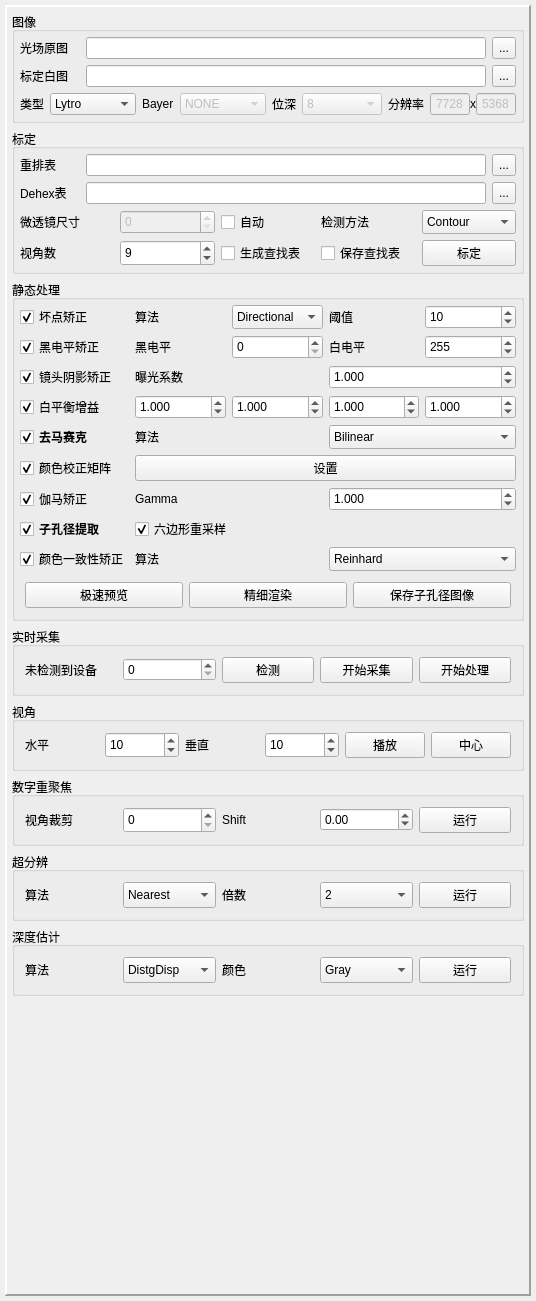
This is ui/widgetcontrol.ui in 632-8nm/LightFieldLab as Qt 5 draws it before an edit. The edited form follows.
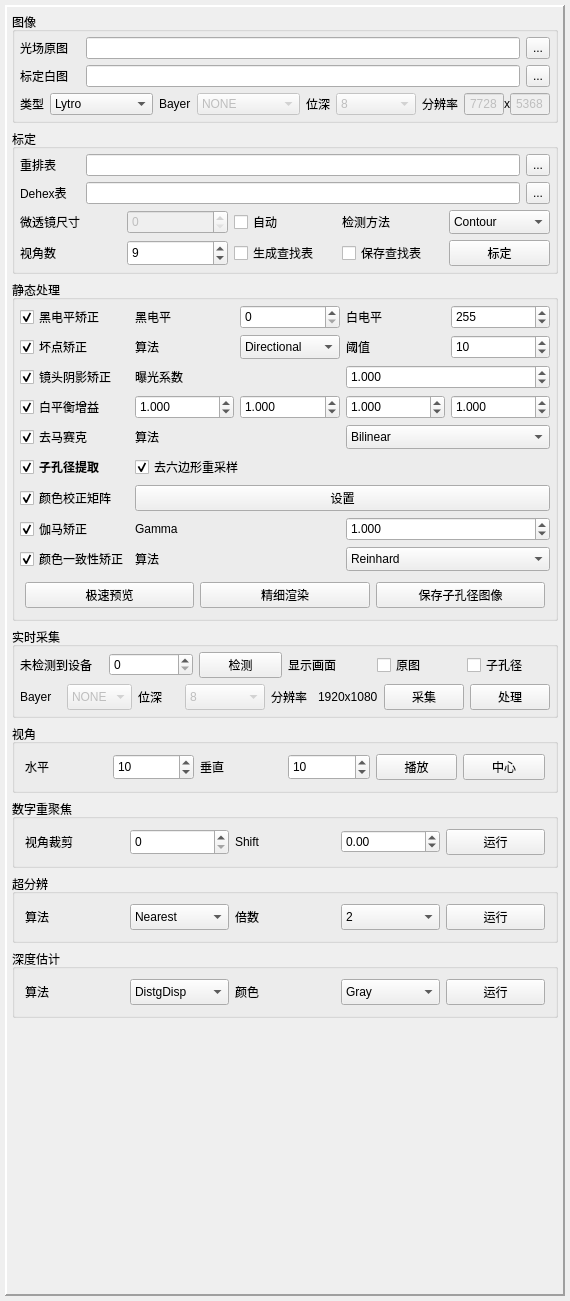
This is the edited form.

Commit message:
perf(isp): 优化 SIMD 转换性能并修复 LSC/Gamma 逻辑
1. perf: 重构 raw_to_8bit_with_gains_simd (u8/u16)
   - 将核心计算 Lambda 外提至循环外，减少调用开销。
   - 使用 if constexpr 进行编译期分支优化，消除 LSC 判断的运行时损耗。
   - 优化 u16 下的数据 Pack 逻辑，减少指令数。

2. fix: 修正 LSC Gain Map 生成逻辑
   - 将生成时的缩放因子从硬编码的 4096.0 修正为全局统一的 FIXED_SCALE。

3. fix: 修正 Gamma 校正后的过曝问题
   - 调整 process 函数末尾的 convertTo 缩放系数，适配 Gamma LUT 输出的满量程范围。

```diff
--- a/ui/widgetcontrol.ui
+++ b/ui/widgetcontrol.ui
@@ -9,7 +9,7 @@
    <rect>
     <x>0</x>
     <y>0</y>
-    <width>536</width>
+    <width>570</width>
     <height>1301</height>
    </rect>
   </property>
@@ -829,7 +829,7 @@
           <number>5</number>
          </property>
          <item>
-          <layout class="QGridLayout" name="gridLayout" columnstretch="0,1" columnminimumwidth="0,1">
+          <layout class="QGridLayout" name="gridLayout" columnstretch="0,0" columnminimumwidth="0,0">
            <property name="sizeConstraint">
             <enum>QLayout::SizeConstraint::SetMinAndMaxSize</enum>
            </property>
@@ -845,129 +845,6 @@
            <property name="bottomMargin">
             <number>0</number>
            </property>
-           <item row="2" column="1">
-            <layout class="QHBoxLayout" name="horizontalLayoutLSC">
-             <item>
-              <widget class="QLabel" name="labelExp">
-               <property name="sizePolicy">
-                <sizepolicy hsizetype="Minimum" vsizetype="Minimum">
-                 <horstretch>0</horstretch>
-                 <verstretch>0</verstretch>
-                </sizepolicy>
-               </property>
-               <property name="text">
-                <string>曝光系数</string>
-               </property>
-               <property name="alignment">
-                <set>Qt::AlignmentFlag::AlignLeading|Qt::AlignmentFlag::AlignLeft|Qt::AlignmentFlag::AlignVCenter</set>
-               </property>
-              </widget>
-             </item>
-             <item>
-              <widget class="QDoubleSpinBox" name="doubleSpinBoxExpo">
-               <property name="sizePolicy">
-                <sizepolicy hsizetype="Minimum" vsizetype="Minimum">
-                 <horstretch>0</horstretch>
-                 <verstretch>0</verstretch>
-                </sizepolicy>
-               </property>
-               <property name="decimals">
-                <number>3</number>
-               </property>
-               <property name="maximum">
-                <double>5.000000000000000</double>
-               </property>
-               <property name="singleStep">
-                <double>0.001000000000000</double>
-               </property>
-               <property name="value">
-                <double>1.000000000000000</double>
-               </property>
-              </widget>
-             </item>
-            </layout>
-           </item>
-           <item row="4" column="0">
-            <widget class="QCheckBox" name="checkBoxDemosaic">
-             <property name="sizePolicy">
-              <sizepolicy hsizetype="Minimum" vsizetype="Minimum">
-               <horstretch>0</horstretch>
-               <verstretch>0</verstretch>
-              </sizepolicy>
-             </property>
-             <property name="font">
-              <font>
-               <bold>true</bold>
-              </font>
-             </property>
-             <property name="text">
-              <string>去马赛克</string>
-             </property>
-             <property name="checked">
-              <bool>true</bool>
-             </property>
-            </widget>
-           </item>
-           <item row="8" column="1">
-            <layout class="QHBoxLayout" name="horizontalLayoutColorEq">
-             <item>
-              <widget class="QLabel" name="labelColorEq">
-               <property name="sizePolicy">
-                <sizepolicy hsizetype="Minimum" vsizetype="Minimum">
-                 <horstretch>0</horstretch>
-                 <verstretch>0</verstretch>
-                </sizepolicy>
-               </property>
-               <property name="text">
-                <string>算法</string>
-               </property>
-               <property name="alignment">
-                <set>Qt::AlignmentFlag::AlignLeading|Qt::AlignmentFlag::AlignLeft|Qt::AlignmentFlag::AlignVCenter</set>
-               </property>
-              </widget>
-             </item>
-             <item>
-              <widget class="QComboBox" name="comboBoxColorEq">
-               <property name="sizePolicy">
-                <sizepolicy hsizetype="Minimum" vsizetype="Minimum">
-                 <horstretch>0</horstretch>
-                 <verstretch>0</verstretch>
-                </sizepolicy>
-               </property>
-               <item>
-                <property name="text">
-                 <string>Reinhard</string>
-                </property>
-               </item>
-               <item>
-                <property name="text">
-                 <string>HistMatch</string>
-                </property>
-               </item>
-               <item>
-                <property name="text">
-                 <string>MKL</string>
-                </property>
-               </item>
-               <item>
-                <property name="text">
-                 <string>MVGD</string>
-                </property>
-               </item>
-               <item>
-                <property name="text">
-                 <string>HM-MKL-HM</string>
-                </property>
-               </item>
-               <item>
-                <property name="text">
-                 <string>HM-MVGD-HM</string>
-                </property>
-               </item>
-              </widget>
-             </item>
-            </layout>
-           </item>
            <item row="8" column="0">
             <widget class="QCheckBox" name="checkBoxColorEq">
              <property name="sizePolicy">
@@ -984,116 +861,20 @@
              </property>
             </widget>
            </item>
-           <item row="3" column="1">
-            <layout class="QHBoxLayout" name="horizontalLayoutWB">
-             <item>
-              <widget class="QDoubleSpinBox" name="doubleSpinBoxGain0">
-               <property name="sizePolicy">
-                <sizepolicy hsizetype="Minimum" vsizetype="Minimum">
-                 <horstretch>0</horstretch>
-                 <verstretch>0</verstretch>
-                </sizepolicy>
-               </property>
-               <property name="decimals">
-                <number>3</number>
-               </property>
-               <property name="maximum">
-                <double>5.000000000000000</double>
-               </property>
-               <property name="singleStep">
-                <double>0.001000000000000</double>
-               </property>
-               <property name="value">
-                <double>1.000000000000000</double>
-               </property>
-              </widget>
-             </item>
-             <item>
-              <widget class="QDoubleSpinBox" name="doubleSpinBoxGain1">
-               <property name="sizePolicy">
-                <sizepolicy hsizetype="Minimum" vsizetype="Minimum">
-                 <horstretch>0</horstretch>
-                 <verstretch>0</verstretch>
-                </sizepolicy>
-               </property>
-               <property name="decimals">
-                <number>3</number>
-               </property>
-               <property name="maximum">
-                <double>5.000000000000000</double>
-               </property>
-               <property name="singleStep">
-                <double>0.001000000000000</double>
-               </property>
-               <property name="value">
-                <double>1.000000000000000</double>
-               </property>
-              </widget>
-             </item>
-             <item>
-              <widget class="QDoubleSpinBox" name="doubleSpinBoxGain2">
-               <property name="sizePolicy">
-                <sizepolicy hsizetype="Minimum" vsizetype="Minimum">
-                 <horstretch>0</horstretch>
-                 <verstretch>0</verstretch>
-                </sizepolicy>
-               </property>
-               <property name="decimals">
-                <number>3</number>
-               </property>
-               <property name="maximum">
-                <double>5.000000000000000</double>
-               </property>
-               <property name="singleStep">
-                <double>0.001000000000000</double>
-               </property>
-               <property name="value">
-                <double>1.000000000000000</double>
-               </property>
-              </widget>
-             </item>
-             <item>
-              <widget class="QDoubleSpinBox" name="doubleSpinBoxGain3">
-               <property name="sizePolicy">
-                <sizepolicy hsizetype="Minimum" vsizetype="Minimum">
-                 <horstretch>0</horstretch>
-                 <verstretch>0</verstretch>
-                </sizepolicy>
-               </property>
-               <property name="decimals">
-                <number>3</number>
-               </property>
-               <property name="maximum">
-                <double>5.000000000000000</double>
-               </property>
-               <property name="singleStep">
-                <double>0.001000000000000</double>
-               </property>
-               <property name="value">
-                <double>1.000000000000000</double>
-               </property>
-              </widget>
-             </item>
-            </layout>
-           </item>
-           <item row="5" column="0">
-            <widget class="QCheckBox" name="checkBoxCCM">
-             <property name="sizePolicy">
-              <sizepolicy hsizetype="Minimum" vsizetype="Minimum">
-               <horstretch>0</horstretch>
-               <verstretch>0</verstretch>
-              </sizepolicy>
-             </property>
-             <property name="text">
-              <string>颜色校正矩阵</string>
-             </property>
-             <property name="checked">
-              <bool>true</bool>
-             </property>
-            </widget>
-           </item>
-           <item row="7" column="1">
+           <item row="5" column="1">
             <layout class="QHBoxLayout" name="horizontalLayout_9">
+             <property name="leftMargin">
+              <number>0</number>
+             </property>
+             <property name="topMargin">
+              <number>0</number>
+             </property>
+             <property name="rightMargin">
+              <number>0</number>
+             </property>
+             <property name="bottomMargin">
+              <number>0</number>
+             </property>
              <item>
               <widget class="QCheckBox" name="checkBoxDehex">
                <property name="sizePolicy">
@@ -1103,7 +884,7 @@
                 </sizepolicy>
                </property>
                <property name="text">
-                <string>六边形重采样</string>
+                <string>去六边形重采样</string>
                </property>
                <property name="checked">
                 <bool>true</bool>
@@ -1112,23 +893,7 @@
              </item>
             </layout>
            </item>
-           <item row="6" column="0">
-            <widget class="QCheckBox" name="checkBoxGamma">
-             <property name="sizePolicy">
-              <sizepolicy hsizetype="Minimum" vsizetype="Minimum">
-               <horstretch>0</horstretch>
-               <verstretch>0</verstretch>
-              </sizepolicy>
-             </property>
-             <property name="text">
-              <string>伽马矫正</string>
-             </property>
-             <property name="checked">
-              <bool>true</bool>
-             </property>
-            </widget>
-           </item>
-           <item row="6" column="1">
+           <item row="7" column="1">
             <layout class="QHBoxLayout" name="horizontalLayoutGamma">
              <item>
               <widget class="QLabel" name="labelGamma">
@@ -1170,23 +935,84 @@
              </item>
             </layout>
            </item>
+           <item row="8" column="1">
+            <layout class="QHBoxLayout" name="horizontalLayoutColorEq">
+             <item>
+              <widget class="QLabel" name="labelColorEq">
+               <property name="sizePolicy">
+                <sizepolicy hsizetype="Minimum" vsizetype="Minimum">
+                 <horstretch>0</horstretch>
+                 <verstretch>0</verstretch>
+                </sizepolicy>
+               </property>
+               <property name="text">
+                <string>算法</string>
+               </property>
+               <property name="alignment">
+                <set>Qt::AlignmentFlag::AlignLeading|Qt::AlignmentFlag::AlignLeft|Qt::AlignmentFlag::AlignVCenter</set>
+               </property>
+              </widget>
+             </item>
+             <item>
+              <widget class="QComboBox" name="comboBoxColorEq">
+               <property name="sizePolicy">
+                <sizepolicy hsizetype="Minimum" vsizetype="Minimum">
+                 <horstretch>0</horstretch>
+                 <verstretch>0</verstretch>
+                </sizepolicy>
+               </property>
+               <item>
+                <property name="text">
+                 <string>Reinhard</string>
+                </property>
+               </item>
+               <item>
+                <property name="text">
+                 <string>HistMatch</string>
+                </property>
+               </item>
+               <item>
+                <property name="text">
+                 <string>MKL</string>
+                </property>
+               </item>
+               <item>
+                <property name="text">
+                 <string>MVGD</string>
+                </property>
+               </item>
+               <item>
+                <property name="text">
+                 <string>HM-MKL-HM</string>
+                </property>
+               </item>
+               <item>
+                <property name="text">
+                 <string>HM-MVGD-HM</string>
+                </property>
+               </item>
+              </widget>
+             </item>
+            </layout>
+           </item>
+           <item row="6" column="1">
+            <layout class="QHBoxLayout" name="horizontalLayoutCCM">
+             <item>
+              <widget class="QPushButton" name="btnSetCCM">
+               <property name="sizePolicy">
+                <sizepolicy hsizetype="Minimum" vsizetype="Minimum">
+                 <horstretch>0</horstretch>
+                 <verstretch>0</verstretch>
+                </sizepolicy>
+               </property>
+               <property name="text">
+                <string>设置</string>
+               </property>
+              </widget>
+             </item>
+            </layout>
+           </item>
            <item row="0" column="0">
-            <widget class="QCheckBox" name="checkBoxDPC">
-             <property name="sizePolicy">
-              <sizepolicy hsizetype="Minimum" vsizetype="Minimum">
-               <horstretch>0</horstretch>
-               <verstretch>0</verstretch>
-              </sizepolicy>
-             </property>
-             <property name="text">
-              <string>坏点矫正</string>
-             </property>
-             <property name="checked">
-              <bool>true</bool>
-             </property>
-            </widget>
-           </item>
-           <item row="1" column="0">
             <widget class="QCheckBox" name="checkBoxBLC">
              <property name="sizePolicy">
               <sizepolicy hsizetype="Minimum" vsizetype="Minimum">
@@ -1202,7 +1028,7 @@
              </property>
             </widget>
            </item>
-           <item row="7" column="0">
+           <item row="5" column="0">
             <widget class="QCheckBox" name="checkBoxExtract">
              <property name="sizePolicy">
               <sizepolicy hsizetype="Minimum" vsizetype="Minimum">
@@ -1223,6 +1049,22 @@
              </property>
             </widget>
            </item>
+           <item row="6" column="0">
+            <widget class="QCheckBox" name="checkBoxCCM">
+             <property name="sizePolicy">
+              <sizepolicy hsizetype="Minimum" vsizetype="Minimum">
+               <horstretch>0</horstretch>
+               <verstretch>0</verstretch>
+              </sizepolicy>
+             </property>
+             <property name="text">
+              <string>颜色校正矩阵</string>
+             </property>
+             <property name="checked">
+              <bool>true</bool>
+             </property>
+            </widget>
+           </item>
            <item row="3" column="0">
             <widget class="QCheckBox" name="checkBoxWB">
              <property name="sizePolicy">
@@ -1239,6 +1081,114 @@
              </property>
             </widget>
            </item>
+           <item row="7" column="0">
+            <widget class="QCheckBox" name="checkBoxGamma">
+             <property name="sizePolicy">
+              <sizepolicy hsizetype="Minimum" vsizetype="Minimum">
+               <horstretch>0</horstretch>
+               <verstretch>0</verstretch>
+              </sizepolicy>
+             </property>
+             <property name="text">
+              <string>伽马矫正</string>
+             </property>
+             <property name="checked">
+              <bool>true</bool>
+             </property>
+            </widget>
+           </item>
+           <item row="3" column="1">
+            <layout class="QHBoxLayout" name="horizontalLayoutWB">
+             <item>
+              <widget class="QDoubleSpinBox" name="doubleSpinBoxGain0">
+               <property name="sizePolicy">
+                <sizepolicy hsizetype="Minimum" vsizetype="Minimum">
+                 <horstretch>0</horstretch>
+                 <verstretch>0</verstretch>
+                </sizepolicy>
+               </property>
+               <property name="decimals">
+                <number>3</number>
+               </property>
+               <property name="maximum">
+                <double>5.000000000000000</double>
+               </property>
+               <property name="singleStep">
+                <double>0.001000000000000</double>
+               </property>
+               <property name="value">
+                <double>1.000000000000000</double>
+               </property>
+              </widget>
+             </item>
+             <item>
+              <widget class="QDoubleSpinBox" name="doubleSpinBoxGain1">
+               <property name="sizePolicy">
+                <sizepolicy hsizetype="Minimum" vsizetype="Minimum">
+                 <horstretch>0</horstretch>
+                 <verstretch>0</verstretch>
+                </sizepolicy>
+               </property>
+               <property name="decimals">
+                <number>3</number>
+               </property>
+               <property name="maximum">
+                <double>5.000000000000000</double>
+               </property>
+               <property name="singleStep">
+                <double>0.001000000000000</double>
+               </property>
+               <property name="value">
+                <double>1.000000000000000</double>
+               </property>
+              </widget>
+             </item>
+             <item>
+              <widget class="QDoubleSpinBox" name="doubleSpinBoxGain2">
+               <property name="sizePolicy">
+                <sizepolicy hsizetype="Minimum" vsizetype="Minimum">
+                 <horstretch>0</horstretch>
+                 <verstretch>0</verstretch>
+                </sizepolicy>
+               </property>
+               <property name="decimals">
+                <number>3</number>
+               </property>
+               <property name="maximum">
+                <double>5.000000000000000</double>
+               </property>
+               <property name="singleStep">
+                <double>0.001000000000000</double>
+               </property>
+               <property name="value">
+                <double>1.000000000000000</double>
+               </property>
+              </widget>
+             </item>
+             <item>
+              <widget class="QDoubleSpinBox" name="doubleSpinBoxGain3">
+               <property name="sizePolicy">
+                <sizepolicy hsizetype="Minimum" vsizetype="Minimum">
+                 <horstretch>0</horstretch>
+                 <verstretch>0</verstretch>
+                </sizepolicy>
+               </property>
+               <property name="decimals">
+                <number>3</number>
+               </property>
+               <property name="maximum">
+                <double>5.000000000000000</double>
+               </property>
+               <property name="singleStep">
+                <double>0.001000000000000</double>
+               </property>
+               <property name="value">
+                <double>1.000000000000000</double>
+               </property>
+              </widget>
+             </item>
+            </layout>
+           </item>
            <item row="4" column="1">
             <layout class="QHBoxLayout" name="horizontalLayoutDemosaicAlgo">
              <item>
@@ -1289,10 +1239,10 @@
              </item>
             </layout>
            </item>
-           <item row="5" column="1">
-            <layout class="QHBoxLayout" name="horizontalLayoutCCM">
+           <item row="2" column="1">
+            <layout class="QHBoxLayout" name="horizontalLayoutLSC">
              <item>
-              <widget class="QPushButton" name="btnSetCCM">
+              <widget class="QLabel" name="labelExp">
                <property name="sizePolicy">
                 <sizepolicy hsizetype="Minimum" vsizetype="Minimum">
                  <horstretch>0</horstretch>
@@ -1300,91 +1250,59 @@
                 </sizepolicy>
                </property>
                <property name="text">
-                <string>设置</string>
+                <string>曝光系数</string>
                </property>
-              </widget>
-             </item>
-            </layout>
-           </item>
-           <item row="0" column="1">
-            <layout class="QHBoxLayout" name="horizontalLayout">
-             <item>
-              <widget class="QLabel" name="labelDPCAlgo">
-               <property name="sizePolicy">
-                <sizepolicy hsizetype="Minimum" vsizetype="Minimum">
-                 <horstretch>0</horstretch>
-                 <verstretch>0</verstretch>
-                </sizepolicy>
-               </property>
-               <property name="text">
-                <string>算法</string>
-               </property>
                <property name="alignment">
                 <set>Qt::AlignmentFlag::AlignLeading|Qt::AlignmentFlag::AlignLeft|Qt::AlignmentFlag::AlignVCenter</set>
                </property>
               </widget>
              </item>
              <item>
-              <widget class="QComboBox" name="comboBoxDPCAlgo">
+              <widget class="QDoubleSpinBox" name="doubleSpinBoxExpo">
                <property name="sizePolicy">
                 <sizepolicy hsizetype="Minimum" vsizetype="Minimum">
                  <horstretch>0</horstretch>
                  <verstretch>0</verstretch>
                 </sizepolicy>
                </property>
-               <item>
-                <property name="text">
-                 <string>Directional </string>
-                </property>
-               </item>
-               <item>
-                <property name="text">
-                 <string>2</string>
-                </property>
-               </item>
-              </widget>
-             </item>
-             <item>
-              <widget class="QLabel" name="labelDPCThreshold">
-               <property name="sizePolicy">
-                <sizepolicy hsizetype="Minimum" vsizetype="Minimum">
-                 <horstretch>0</horstretch>
-                 <verstretch>0</verstretch>
-                </sizepolicy>
-               </property>
-               <property name="text">
-                <string>阈值</string>
-               </property>
-               <property name="alignment">
-                <set>Qt::AlignmentFlag::AlignLeading|Qt::AlignmentFlag::AlignLeft|Qt::AlignmentFlag::AlignVCenter</set>
-               </property>
-              </widget>
-             </item>
-             <item>
-              <widget class="QSpinBox" name="spinBoxThreshold">
-               <property name="sizePolicy">
-                <sizepolicy hsizetype="Minimum" vsizetype="Minimum">
-                 <horstretch>0</horstretch>
-                 <verstretch>0</verstretch>
-                </sizepolicy>
-               </property>
-               <property name="maximumSize">
-                <size>
-                 <width>16777215</width>
-                 <height>16777215</height>
-                </size>
+               <property name="decimals">
+                <number>3</number>
                </property>
                <property name="maximum">
-                <number>500</number>
+                <double>5.000000000000000</double>
+               </property>
+               <property name="singleStep">
+                <double>0.001000000000000</double>
                </property>
                <property name="value">
-                <number>10</number>
+                <double>1.000000000000000</double>
                </property>
               </widget>
              </item>
             </layout>
            </item>
-           <item row="1" column="1">
+           <item row="4" column="0">
+            <widget class="QCheckBox" name="checkBoxDemosaic">
+             <property name="sizePolicy">
+              <sizepolicy hsizetype="Minimum" vsizetype="Minimum">
+               <horstretch>0</horstretch>
+               <verstretch>0</verstretch>
+              </sizepolicy>
+             </property>
+             <property name="font">
+              <font>
+               <bold>false</bold>
+              </font>
+             </property>
+             <property name="text">
+              <string>去马赛克</string>
+             </property>
+             <property name="checked">
+              <bool>true</bool>
+             </property>
+            </widget>
+           </item>
+           <item row="0" column="1">
             <layout class="QHBoxLayout" name="horizontalLayoutBLC">
              <item>
               <widget class="QLabel" name="labelBL">
@@ -1468,6 +1386,100 @@
              </property>
             </widget>
            </item>
+           <item row="1" column="1">
+            <layout class="QHBoxLayout" name="horizontalLayout">
+             <item>
+              <widget class="QLabel" name="labelDPCAlgo">
+               <property name="sizePolicy">
+                <sizepolicy hsizetype="Minimum" vsizetype="Minimum">
+                 <horstretch>0</horstretch>
+                 <verstretch>0</verstretch>
+                </sizepolicy>
+               </property>
+               <property name="text">
+                <string>算法</string>
+               </property>
+               <property name="alignment">
+                <set>Qt::AlignmentFlag::AlignLeading|Qt::AlignmentFlag::AlignLeft|Qt::AlignmentFlag::AlignVCenter</set>
+               </property>
+              </widget>
+             </item>
+             <item>
+              <widget class="QComboBox" name="comboBoxDPCAlgo">
+               <property name="sizePolicy">
+                <sizepolicy hsizetype="Minimum" vsizetype="Minimum">
+                 <horstretch>0</horstretch>
+                 <verstretch>0</verstretch>
+                </sizepolicy>
+               </property>
+               <item>
+                <property name="text">
+                 <string>Directional </string>
+                </property>
+               </item>
+               <item>
+                <property name="text">
+                 <string>2</string>
+                </property>
+               </item>
+              </widget>
+             </item>
+             <item>
+              <widget class="QLabel" name="labelDPCThreshold">
+               <property name="sizePolicy">
+                <sizepolicy hsizetype="Minimum" vsizetype="Minimum">
+                 <horstretch>0</horstretch>
+                 <verstretch>0</verstretch>
+                </sizepolicy>
+               </property>
+               <property name="text">
+                <string>阈值</string>
+               </property>
+               <property name="alignment">
+                <set>Qt::AlignmentFlag::AlignLeading|Qt::AlignmentFlag::AlignLeft|Qt::AlignmentFlag::AlignVCenter</set>
+               </property>
+              </widget>
+             </item>
+             <item>
+              <widget class="QSpinBox" name="spinBoxThreshold">
+               <property name="sizePolicy">
+                <sizepolicy hsizetype="Minimum" vsizetype="Minimum">
+                 <horstretch>0</horstretch>
+                 <verstretch>0</verstretch>
+                </sizepolicy>
+               </property>
+               <property name="maximumSize">
+                <size>
+                 <width>16777215</width>
+                 <height>16777215</height>
+                </size>
+               </property>
+               <property name="maximum">
+                <number>500</number>
+               </property>
+               <property name="value">
+                <number>10</number>
+               </property>
+              </widget>
+             </item>
+            </layout>
+           </item>
+           <item row="1" column="0">
+            <widget class="QCheckBox" name="checkBoxDPC">
+             <property name="sizePolicy">
+              <sizepolicy hsizetype="Minimum" vsizetype="Minimum">
+               <horstretch>0</horstretch>
+               <verstretch>0</verstretch>
+              </sizepolicy>
+             </property>
+             <property name="text">
+              <string>坏点矫正</string>
+             </property>
+             <property name="checked">
+              <bool>true</bool>
+             </property>
+            </widget>
+           </item>
           </layout>
          </item>
          <item>
@@ -1527,7 +1539,7 @@
         <property name="title">
          <string>实时采集</string>
         </property>
-        <layout class="QHBoxLayout" name="horizontalLayout_4">
+        <layout class="QVBoxLayout" name="verticalLayout_6">
          <property name="leftMargin">
           <number>5</number>
          </property>
@@ -1543,16 +1555,16 @@
          <item>
           <layout class="QHBoxLayout" name="horizontalLayoutDynamic">
            <property name="leftMargin">
-            <number>5</number>
+            <number>0</number>
            </property>
            <property name="topMargin">
-            <number>5</number>
+            <number>0</number>
            </property>
            <property name="rightMargin">
-            <number>5</number>
+            <number>0</number>
            </property>
            <property name="bottomMargin">
-            <number>5</number>
+            <number>0</number>
            </property>
            <item>
             <widget class="QLabel" name="labelCamera">
@@ -1576,9 +1588,183 @@
             </widget>
            </item>
            <item>
+            <widget class="QLabel" name="labelShow">
+             <property name="text">
+              <string>显示画面</string>
+             </property>
+            </widget>
+           </item>
+           <item>
+            <widget class="QCheckBox" name="checkBoxShowLFP">
+             <property name="text">
+              <string>原图</string>
+             </property>
+            </widget>
+           </item>
+           <item>
+            <widget class="QCheckBox" name="checkBoxShowSAI">
+             <property name="text">
+              <string>子孔径</string>
+             </property>
+            </widget>
+           </item>
+          </layout>
+         </item>
+         <item>
+          <layout class="QHBoxLayout" name="horizontalLayoutDynamic_3">
+           <property name="leftMargin">
+            <number>0</number>
+           </property>
+           <property name="topMargin">
+            <number>0</number>
+           </property>
+           <property name="rightMargin">
+            <number>0</number>
+           </property>
+           <property name="bottomMargin">
+            <number>0</number>
+           </property>
+           <item>
+            <widget class="QLabel" name="labelBayerDynamic">
+             <property name="sizePolicy">
+              <sizepolicy hsizetype="Minimum" vsizetype="Minimum">
+               <horstretch>0</horstretch>
+               <verstretch>0</verstretch>
+              </sizepolicy>
+             </property>
+             <property name="text">
+              <string>Bayer</string>
+             </property>
+            </widget>
+           </item>
+           <item>
+            <widget class="QComboBox" name="comboBoxBayerDynamic">
+             <property name="enabled">
+              <bool>false</bool>
+             </property>
+             <property name="sizePolicy">
+              <sizepolicy hsizetype="Minimum" vsizetype="Minimum">
+               <horstretch>0</horstretch>
+               <verstretch>0</verstretch>
+              </sizepolicy>
+             </property>
+             <property name="minimumSize">
+              <size>
+               <width>0</width>
+               <height>0</height>
+              </size>
+             </property>
+             <property name="maximumSize">
+              <size>
+               <width>16777215</width>
+               <height>16777215</height>
+              </size>
+             </property>
+             <property name="editable">
+              <bool>false</bool>
+             </property>
+             <item>
+              <property name="text">
+               <string>NONE</string>
+              </property>
+             </item>
+             <item>
+              <property name="text">
+               <string>RGGB</string>
+              </property>
+             </item>
+             <item>
+              <property name="text">
+               <string>GRBG</string>
+              </property>
+             </item>
+             <item>
+              <property name="text">
+               <string>GBRG</string>
+              </property>
+             </item>
+             <item>
+              <property name="text">
+               <string>BGGR</string>
+              </property>
+             </item>
+            </widget>
+           </item>
+           <item>
+            <widget class="QLabel" name="labelBitDynamic">
+             <property name="sizePolicy">
+              <sizepolicy hsizetype="Minimum" vsizetype="Minimum">
+               <horstretch>0</horstretch>
+               <verstretch>0</verstretch>
+              </sizepolicy>
+             </property>
+             <property name="text">
+              <string>位深</string>
+             </property>
+             <property name="alignment">
+              <set>Qt::AlignmentFlag::AlignLeading|Qt::AlignmentFlag::AlignLeft|Qt::AlignmentFlag::AlignVCenter</set>
+             </property>
+            </widget>
+           </item>
+           <item>
+            <widget class="QComboBox" name="comboBoxBitDynamic">
+             <property name="enabled">
+              <bool>false</bool>
+             </property>
+             <property name="sizePolicy">
+              <sizepolicy hsizetype="Preferred" vsizetype="Minimum">
+               <horstretch>1</horstretch>
+               <verstretch>0</verstretch>
+              </sizepolicy>
+             </property>
+             <property name="minimumSize">
+              <size>
+               <width>0</width>
+               <height>0</height>
+              </size>
+             </property>
+             <property name="maximumSize">
+              <size>
+               <width>80</width>
+               <height>16777215</height>
+              </size>
+             </property>
+             <item>
+              <property name="text">
+               <string>8</string>
+              </property>
+             </item>
+             <item>
+              <property name="text">
+               <string>10</string>
+              </property>
+             </item>
+            </widget>
+           </item>
+           <item>
+            <widget class="QLabel" name="labelResTextDynamic">
+             <property name="sizePolicy">
+              <sizepolicy hsizetype="Minimum" vsizetype="Minimum">
+               <horstretch>0</horstretch>
+               <verstretch>0</verstretch>
+              </sizepolicy>
+             </property>
+             <property name="text">
+              <string>分辨率</string>
+             </property>
+            </widget>
+           </item>
+           <item>
+            <widget class="QLabel" name="labelResDynamic">
+             <property name="text">
+              <string>1920x1080</string>
+             </property>
+            </widget>
+           </item>
+           <item>
             <widget class="QPushButton" name="pushButtonCapture">
              <property name="text">
-              <string>开始采集</string>
+              <string>采集</string>
              </property>
              <property name="checkable">
               <bool>true</bool>
@@ -1588,7 +1774,7 @@
            <item>
             <widget class="QPushButton" name="pushButtonProcess">
              <property name="text">
-              <string>开始处理</string>
+              <string>处理</string>
              </property>
              <property name="checkable">
               <bool>true</bool>
```
The commit also changes 24 other files.
